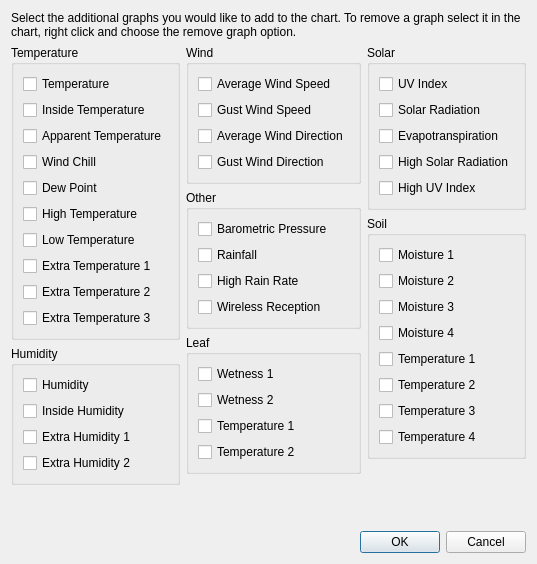
Qt form desktop/charts/addgraphdialog.ui (davidrg/zxweather) before a commit.
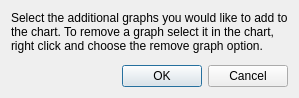
The same form after that commit. Icons and pictures are not drawn. Custom widgets are drawn as their Qt base class.

Commit message: Add graph dialog now uses the column picker widget

```diff
--- a/desktop/charts/addgraphdialog.ui
+++ b/desktop/charts/addgraphdialog.ui
@@ -6,8 +6,8 @@
    <rect>
     <x>0</x>
     <y>0</y>
-    <width>504</width>
-    <height>500</height>
+    <width>401</width>
+    <height>92</height>
    </rect>
   </property>
   <property name="windowTitle">
@@ -32,401 +32,7 @@
     </widget>
    </item>
    <item>
-    <layout class="QHBoxLayout" name="horizontalLayout">
-     <item>
-      <layout class="QVBoxLayout" name="verticalLayout_6">
-       <item>
-        <widget class="QGroupBox" name="gbTemperature">
-         <property name="title">
-          <string>Temperature</string>
-         </property>
-         <layout class="QVBoxLayout" name="verticalLayout">
-          <item>
-           <widget class="QCheckBox" name="cbTemperature">
-            <property name="text">
-             <string>Temperature</string>
-            </property>
-           </widget>
-          </item>
-          <item>
-           <widget class="QCheckBox" name="cbInsideTemperature">
-            <property name="text">
-             <string>Inside Temperature</string>
-            </property>
-           </widget>
-          </item>
-          <item>
-           <widget class="QCheckBox" name="cbApparentTemperature">
-            <property name="text">
-             <string>Apparent Temperature</string>
-            </property>
-           </widget>
-          </item>
-          <item>
-           <widget class="QCheckBox" name="cbWindChill">
-            <property name="text">
-             <string>Wind Chill</string>
-            </property>
-           </widget>
-          </item>
-          <item>
-           <widget class="QCheckBox" name="cbDewPoint">
-            <property name="text">
-             <string>Dew Point</string>
-            </property>
-           </widget>
-          </item>
-          <item>
-           <widget class="QCheckBox" name="cbHighTemperature">
-            <property name="text">
-             <string>High Temperature</string>
-            </property>
-           </widget>
-          </item>
-          <item>
-           <widget class="QCheckBox" name="cbLowTemperature">
-            <property name="text">
-             <string>Low Temperature</string>
-            </property>
-           </widget>
-          </item>
-          <item>
-           <widget class="QCheckBox" name="cbExtraTemperature1">
-            <property name="text">
-             <string>Extra Temperature 1</string>
-            </property>
-           </widget>
-          </item>
-          <item>
-           <widget class="QCheckBox" name="cbExtraTemperature2">
-            <property name="text">
-             <string>Extra Temperature 2</string>
-            </property>
-           </widget>
-          </item>
-          <item>
-           <widget class="QCheckBox" name="cbExtraTemperature3">
-            <property name="text">
-             <string>Extra Temperature 3</string>
-            </property>
-           </widget>
-          </item>
-         </layout>
-        </widget>
-       </item>
-       <item>
-        <widget class="QGroupBox" name="gbHumidity">
-         <property name="title">
-          <string>Humidity</string>
-         </property>
-         <layout class="QVBoxLayout" name="verticalLayout_2">
-          <item>
-           <widget class="QCheckBox" name="cbHumidity">
-            <property name="text">
-             <string>Humidity</string>
-            </property>
-           </widget>
-          </item>
-          <item>
-           <widget class="QCheckBox" name="cbInsideHumidity">
-            <property name="text">
-             <string>Inside Humidity</string>
-            </property>
-           </widget>
-          </item>
-          <item>
-           <widget class="QCheckBox" name="cbExtraHumidity1">
-            <property name="text">
-             <string>Extra Humidity 1</string>
-            </property>
-           </widget>
-          </item>
-          <item>
-           <widget class="QCheckBox" name="cbExtraHumidity2">
-            <property name="text">
-             <string>Extra Humidity 2</string>
-            </property>
-           </widget>
-          </item>
-         </layout>
-        </widget>
-       </item>
-       <item>
-        <spacer name="verticalSpacer">
-         <property name="orientation">
-          <enum>Qt::Vertical</enum>
-         </property>
-         <property name="sizeHint" stdset="0">
-          <size>
-           <width>20</width>
-           <height>40</height>
-          </size>
-         </property>
-        </spacer>
-       </item>
-      </layout>
-     </item>
-     <item>
-      <layout class="QVBoxLayout" name="verticalLayout_7">
-       <property name="sizeConstraint">
-        <enum>QLayout::SetFixedSize</enum>
-       </property>
-       <item>
-        <widget class="QGroupBox" name="gbWind">
-         <property name="title">
-          <string>Wind</string>
-         </property>
-         <layout class="QVBoxLayout" name="verticalLayout_3">
-          <item>
-           <widget class="QCheckBox" name="cbAverageWindSpeed">
-            <property name="text">
-             <string>Average Wind Speed</string>
-            </property>
-           </widget>
-          </item>
-          <item>
-           <widget class="QCheckBox" name="cbGustWindSpeed">
-            <property name="text">
-             <string>Gust Wind Speed</string>
-            </property>
-           </widget>
-          </item>
-          <item>
-           <widget class="QCheckBox" name="cbWindDirection">
-            <property name="text">
-             <string>Average Wind Direction</string>
-            </property>
-           </widget>
-          </item>
-          <item>
-           <widget class="QCheckBox" name="cbGustDirection">
-            <property name="text">
-             <string>Gust Wind Direction</string>
-            </property>
-           </widget>
-          </item>
-         </layout>
-        </widget>
-       </item>
-       <item>
-        <widget class="QGroupBox" name="gbOther">
-         <property name="title">
-          <string>Other</string>
-         </property>
-         <layout class="QVBoxLayout" name="verticalLayout_4">
-          <item>
-           <widget class="QCheckBox" name="cbBarometricPressure">
-            <property name="text">
-             <string>Barometric Pressure</string>
-            </property>
-           </widget>
-          </item>
-          <item>
-           <widget class="QCheckBox" name="cbRainfall">
-            <property name="text">
-             <string>Rainfall</string>
-            </property>
-           </widget>
-          </item>
-          <item>
-           <widget class="QCheckBox" name="cbHighRainRate">
-            <property name="text">
-             <string>High Rain Rate</string>
-            </property>
-           </widget>
-          </item>
-          <item>
-           <widget class="QCheckBox" name="cbReception">
-            <property name="text">
-             <string>Wireless Reception</string>
-            </property>
-           </widget>
-          </item>
-         </layout>
-        </widget>
-       </item>
-       <item>
-        <widget class="QGroupBox" name="gbLeaf">
-         <property name="title">
-          <string>Leaf</string>
-         </property>
-         <layout class="QVBoxLayout" name="verticalLayout_11">
-          <item>
-           <widget class="QCheckBox" name="cbLeafWetness1">
-            <property name="text">
-             <string>Wetness 1</string>
-            </property>
-           </widget>
-          </item>
-          <item>
-           <widget class="QCheckBox" name="cbLeafWetness2">
-            <property name="text">
-             <string>Wetness 2</string>
-            </property>
-           </widget>
-          </item>
-          <item>
-           <widget class="QCheckBox" name="cbLeafTemperature1">
-            <property name="text">
-             <string>Temperature 1</string>
-            </property>
-           </widget>
-          </item>
-          <item>
-           <widget class="QCheckBox" name="cbLeafTemperature2">
-            <property name="text">
-             <string>Temperature 2</string>
-            </property>
-           </widget>
-          </item>
-         </layout>
-        </widget>
-       </item>
-       <item>
-        <spacer name="verticalSpacer_3">
-         <property name="orientation">
-          <enum>Qt::Vertical</enum>
-         </property>
-         <property name="sizeHint" stdset="0">
-          <size>
-           <width>20</width>
-           <height>40</height>
-          </size>
-         </property>
-        </spacer>
-       </item>
-      </layout>
-     </item>
-     <item>
-      <layout class="QVBoxLayout" name="verticalLayout_8">
-       <property name="sizeConstraint">
-        <enum>QLayout::SetFixedSize</enum>
-       </property>
-       <item>
-        <widget class="QGroupBox" name="gbSolar">
-         <property name="title">
-          <string>Solar</string>
-         </property>
-         <layout class="QVBoxLayout" name="verticalLayout_5">
-          <item>
-           <widget class="QCheckBox" name="cbUVIndex">
-            <property name="text">
-             <string>UV Index</string>
-            </property>
-           </widget>
-          </item>
-          <item>
-           <widget class="QCheckBox" name="cbSolarRadiation">
-            <property name="text">
-             <string>Solar Radiation</string>
-            </property>
-           </widget>
-          </item>
-          <item>
-           <widget class="QCheckBox" name="cbEvapotranspiration">
-            <property name="text">
-             <string>Evapotranspiration</string>
-            </property>
-           </widget>
-          </item>
-          <item>
-           <widget class="QCheckBox" name="cbHighSolarRadiation">
-            <property name="text">
-             <string>High Solar Radiation</string>
-            </property>
-           </widget>
-          </item>
-          <item>
-           <widget class="QCheckBox" name="cbHighUVIndex">
-            <property name="text">
-             <string>High UV Index</string>
-            </property>
-           </widget>
-          </item>
-         </layout>
-        </widget>
-       </item>
-       <item>
-        <widget class="QGroupBox" name="gbSoil">
-         <property name="title">
-          <string>Soil</string>
-         </property>
-         <layout class="QVBoxLayout" name="verticalLayout_10">
-          <item>
-           <widget class="QCheckBox" name="cbSoilMoisture1">
-            <property name="text">
-             <string>Moisture 1</string>
-            </property>
-           </widget>
-          </item>
-          <item>
-           <widget class="QCheckBox" name="cbSoilMoisture2">
-            <property name="text">
-             <string>Moisture 2</string>
-            </property>
-           </widget>
-          </item>
-          <item>
-           <widget class="QCheckBox" name="cbSoilMoisture3">
-            <property name="text">
-             <string>Moisture 3</string>
-            </property>
-           </widget>
-          </item>
-          <item>
-           <widget class="QCheckBox" name="cbSoilMoisture4">
-            <property name="text">
-             <string>Moisture 4</string>
-            </property>
-           </widget>
-          </item>
-          <item>
-           <widget class="QCheckBox" name="cbSoilTemperature1">
-            <property name="text">
-             <string>Temperature 1</string>
-            </property>
-           </widget>
-          </item>
-          <item>
-           <widget class="QCheckBox" name="cbSoilTemperature2">
-            <property name="text">
-             <string>Temperature 2</string>
-            </property>
-           </widget>
-          </item>
-          <item>
-           <widget class="QCheckBox" name="cbSoilTemperature3">
-            <property name="text">
-             <string>Temperature 3</string>
-            </property>
-           </widget>
-          </item>
-          <item>
-           <widget class="QCheckBox" name="cbSoilTemperature4">
-            <property name="text">
-             <string>Temperature 4</string>
-            </property>
-           </widget>
-          </item>
-         </layout>
-        </widget>
-       </item>
-       <item>
-        <spacer name="verticalSpacer_2">
-         <property name="orientation">
-          <enum>Qt::Vertical</enum>
-         </property>
-         <property name="sizeHint" stdset="0">
-          <size>
-           <width>20</width>
-           <height>40</height>
-          </size>
-         </property>
-        </spacer>
-       </item>
-      </layout>
-     </item>
-    </layout>
+    <widget class="ColumnPickerWidget" name="columnPicker" native="true"/>
    </item>
    <item>
     <widget class="QDialogButtonBox" name="buttonBox">
@@ -440,47 +46,14 @@
    </item>
   </layout>
  </widget>
- <tabstops>
-  <tabstop>cbTemperature</tabstop>
-  <tabstop>cbInsideTemperature</tabstop>
-  <tabstop>cbApparentTemperature</tabstop>
-  <tabstop>cbWindChill</tabstop>
-  <tabstop>cbDewPoint</tabstop>
-  <tabstop>cbHighTemperature</tabstop>
-  <tabstop>cbLowTemperature</tabstop>
-  <tabstop>cbExtraTemperature1</tabstop>
-  <tabstop>cbExtraTemperature2</tabstop>
-  <tabstop>cbExtraTemperature3</tabstop>
-  <tabstop>cbHumidity</tabstop>
-  <tabstop>cbInsideHumidity</tabstop>
-  <tabstop>cbExtraHumidity1</tabstop>
-  <tabstop>cbExtraHumidity2</tabstop>
-  <tabstop>cbAverageWindSpeed</tabstop>
-  <tabstop>cbGustWindSpeed</tabstop>
-  <tabstop>cbWindDirection</tabstop>
-  <tabstop>cbGustDirection</tabstop>
-  <tabstop>cbBarometricPressure</tabstop>
-  <tabstop>cbRainfall</tabstop>
-  <tabstop>cbHighRainRate</tabstop>
-  <tabstop>cbReception</tabstop>
-  <tabstop>cbLeafWetness1</tabstop>
-  <tabstop>cbLeafWetness2</tabstop>
-  <tabstop>cbLeafTemperature1</tabstop>
-  <tabstop>cbLeafTemperature2</tabstop>
-  <tabstop>cbUVIndex</tabstop>
-  <tabstop>cbSolarRadiation</tabstop>
-  <tabstop>cbEvapotranspiration</tabstop>
-  <tabstop>cbHighSolarRadiation</tabstop>
-  <tabstop>cbHighUVIndex</tabstop>
-  <tabstop>cbSoilMoisture1</tabstop>
-  <tabstop>cbSoilMoisture2</tabstop>
-  <tabstop>cbSoilMoisture3</tabstop>
-  <tabstop>cbSoilMoisture4</tabstop>
-  <tabstop>cbSoilTemperature1</tabstop>
-  <tabstop>cbSoilTemperature2</tabstop>
-  <tabstop>cbSoilTemperature3</tabstop>
-  <tabstop>cbSoilTemperature4</tabstop>
- </tabstops>
+ <customwidgets>
+  <customwidget>
+   <class>ColumnPickerWidget</class>
+   <extends>QWidget</extends>
+   <header>columnpickerwidget.h</header>
+   <container>1</container>
+  </customwidget>
+ </customwidgets>
  <resources>
   <include location="../resources.qrc"/>
  </resources>
```
The commit also changes 5 other files.
